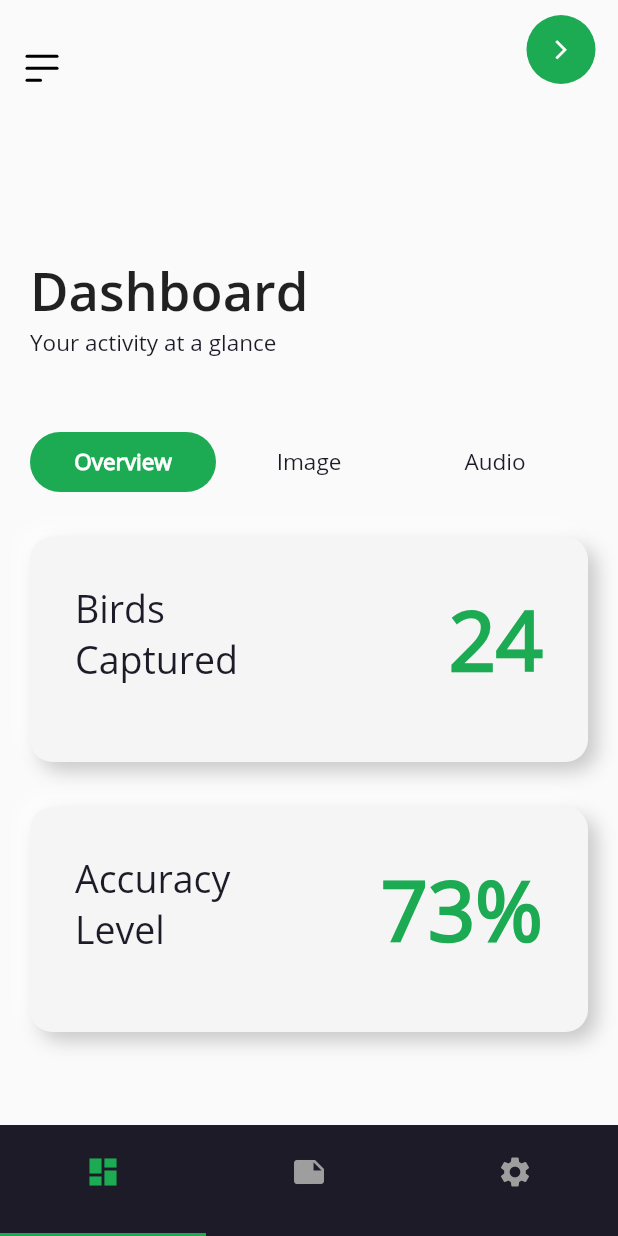
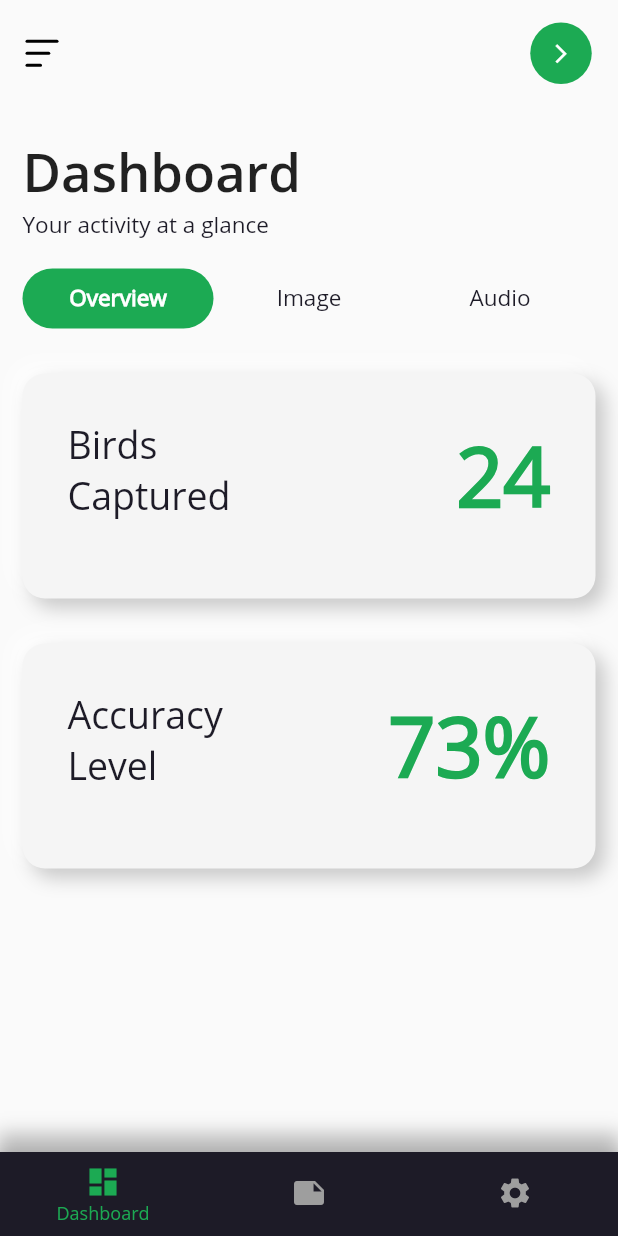
Before and after one commit to bot1001/AI-Birdie, a Flutter app: the SoftDashboard screen opened directly, on a phone screen of 412 x 824 dp. Run offline on Flutter 3.47's test engine with Material 2 defaults, Android fonts, the phone set to English and light mode, and no system bars; our stand-ins replace audioplayers, camera, datetime_picker_formfield, file_picker, font_awesome_flutter, geolocator and 4 more; missing offline and left inert: flutter_animation_set, flutter_audio_recorder, flutter_email_sender, flutter_timer, grpc, protobuf.

Commit message:
Dashboard updated

```diff
--- a/lib/screens/chips/Image_chip.dart
+++ b/lib/screens/chips/Image_chip.dart
@@ -7,8 +7,36 @@ class ImageChip extends StatefulWidget {
 }
 
 class _ImageChipState extends State<ImageChip> {
+
+  var myList = [
+    '1',
+    '2',
+    '3',
+    '1',
+    '2',
+    '3',
+    '1',
+    '2',
+    '3',
+
+  ];
+
+
   @override
   Widget build(BuildContext context) {
-    return Container();
+    return Container(
+      child: ListView.builder(
+        shrinkWrap: true,
+        physics: NeverScrollableScrollPhysics(),
+        itemCount: myList.length,
+        itemBuilder: (BuildContext context, int index){
+          return ListTile(
+            leading: Text(myList[index]),
+            trailing: IconButton(icon: Icon(Icons.add), onPressed: ()=> print("asv $index")),
+          );
+        },
+
+      ),
+    );
   }
 }
--- a/lib/screens/dash.dart
+++ b/lib/screens/dash.dart
@@ -38,7 +38,7 @@ class _DashState extends State<Dash> with SingleTickerProviderStateMixin {
       crossAxisAlignment: CrossAxisAlignment.start,
       children: <Widget>[
         Padding(
-          padding: EdgeInsets.symmetric(vertical: 50),
+          padding: EdgeInsets.only(top: 20, bottom: 20),
           child: Column(
             crossAxisAlignment: CrossAxisAlignment.start,
             children: <Widget>[
--- a/lib/screens/history.dart
+++ b/lib/screens/history.dart
@@ -50,7 +50,7 @@ class _HistoryState extends State<History> {
       });
     });
 
-    print("\nInfos************");
+    // print("\nInfos************");
     for(String i in infos){
       print(i);
     }
--- a/lib/screens/soft_dashboard.dart
+++ b/lib/screens/soft_dashboard.dart
@@ -5,8 +5,6 @@ import 'package:aibirdie/screens/settings.dart';
 import 'package:flutter/gestures.dart';
 import 'package:flutter/material.dart';
 import 'package:aibirdie/screens/landing_page.dart';
-// import 'package:font_awesome_flutter/font_awesome_flutter.dart';
-// import 'package:font_awesome_flutter/font_awesome_flutter.dart';
 
 final GlobalKey<ScaffoldState> _scaffoldKey = new GlobalKey<ScaffoldState>();
 
@@ -42,32 +40,18 @@ class _SoftDashboardState extends State<SoftDashboard>
   @override
   Widget build(BuildContext context) {
     return Scaffold(
-      appBar: PreferredSize(
-
-        preferredSize: Size.fromHeight(100),
-              child: AppBar(
-
-
+      appBar: AppBar(
         backgroundColor: Color(0xfffafafa),
-          // backgroundColor: Colors.red,
-          // bottom: PreferredSize(
-          //   child: Text("data"),
-          //   preferredSize: Size.fromHeight(50),
-
-          // ),
-
         elevation: 0.0,
+        leading: _menuButton(),
         actions: <Widget>[
           Padding(
-              padding: EdgeInsets.only(right: 10, top: 10),
+            padding: EdgeInsets.only(right: 10, top: 15),
             child: FloatingActionButton(
               elevation: 0.0,
-                  onPressed: () {
-                    // LandingPage
-                    LandingPage.controller.animateToPage(1,
+              onPressed: (() => LandingPage.controller.animateToPage(1,
                   duration: Duration(milliseconds: 300),
-                        curve: Curves.easeInOut);
-                  },
+                  curve: Curves.easeInOut)),
               backgroundColor: softGreen,
               child: Icon(
                 Icons.arrow_forward_ios,
@@ -76,16 +60,129 @@ class _SoftDashboardState extends State<SoftDashboard>
             ),
           )
         ],
-          leading: Padding(
-            padding: EdgeInsets.only(top: 35,),
+      ),
+      key: _scaffoldKey,
+      drawer: Drawer(
+        child: Column(
+          children: <Widget>[
+            UserAccountsDrawerHeader(
+              // arrowColor: myGreen,
+              accountEmail: Text("email@xyz.com"),
+              accountName: Text("Jane Doe"),
+              currentAccountPicture: CircleAvatar(
+                backgroundColor: Colors.white,
+                child:
+                    Icon(Icons.account_circle, size: 70, color: Colors.green),
+              ),
+            ),
+
+
+          ],
+        )
+      ),
+      body: SafeArea(
+        child: SingleChildScrollView(
+          child: Padding(
+            padding: EdgeInsets.all(15.0),
+            child: _pages[_selectedPage],
+          ),
+        ),
+      ),
+      bottomNavigationBar: Container(
+          decoration: BoxDecoration(
+            // borderRadius: BorderRadius.vertical(top: Radius.circular(20)),
+            boxShadow: [
+              BoxShadow(
+                color: Colors.black26,
+                blurRadius: 10.0,
+                spreadRadius: 2.0,
+                offset: Offset(
+                  0.0, // horizontal, move right 10
+                  -10.0, // vertical, move down 10
+                ),
+              ),
+            ],
+            // color: darkPurple,
+          ),
+
+/*
+
+TabBar(
+          indicatorColor: softGreen,
+          // indicator: CircleTabIndicator(color: softGreen, radius: 3),
+          onTap: (index) {
+            setState(() {
+              _selectedPage = index;
+            });
+          },
+
+          unselectedLabelColor: Colors.grey,
+          labelColor: softGreen,
+          controller: controller,
+          tabs: <Widget>[
+            Tab(
+              icon: Icon(Icons.dashboard),
+              text: "Dashboard",
+            ),
+            Tab(
+              icon: Icon(Icons.note),
+              text: "Notes",
+              // child: SizedBox(height: currentTabIndex == 1 ? 10 : 0,),
+            ),
+            Tab(
+              icon: Icon(Icons.settings),
+              text: "Settings",
+              // child: SizedBox(height: currentTabIndex == 2 ? 10 : 0,),
+            ),
+          ],
+        ),
+
+
+
+
+
+*/
+
+          child: BottomNavigationBar(
+            backgroundColor: darkPurple,
+            selectedItemColor: softGreen,
+            selectedLabelStyle: level2softg.copyWith(fontSize: 12),
+            // selectedIconTheme: IconThemeData(size: 25),
+            currentIndex: _selectedPage,
+            showUnselectedLabels: false,
+            unselectedItemColor: Colors.grey,
+
+            onTap: (index) {
+              setState(() {
+                _selectedPage = index;
+              });
+            },
+
+            items: [
+              BottomNavigationBarItem(
+                icon: Icon(Icons.dashboard),
+                title: Text("Dashboard"),
+              ),
+              BottomNavigationBarItem(
+                icon: Icon(Icons.note),
+                title: Text("Notes"),
+              ),
+              BottomNavigationBarItem(
+                icon: Icon(Icons.settings),
+                title: Text("Settings"),
+              ),
+            ],
+          )),
+    );
+  }
+
+  Widget _menuButton() {
+    return Padding(
+      padding: EdgeInsets.only(
+        top: 15,
+      ),
       child: RawMaterialButton(
-              // padding: EdgeInsets.only(top: 20),
-              // elevation: 0.0,
-              // fillColor: Colors.green,
-              // color: Color(0xfffafafa),
-              onPressed: () {
-                _scaffoldKey.currentState.openDrawer();
-              },
+        onPressed: (() => _scaffoldKey.currentState.openDrawer()),
         child: Column(
             mainAxisAlignment: MainAxisAlignment.center,
             crossAxisAlignment: CrossAxisAlignment.start,
@@ -102,7 +199,7 @@ class _SoftDashboardState extends State<SoftDashboard>
               Container(
                 margin: EdgeInsets.only(bottom: 6.0),
                 height: 2.00,
-                      width: 22.00,
+                width: 16.5,
                 decoration: BoxDecoration(
                   color: Colors.black,
                   borderRadius: BorderRadius.circular(4.00),
@@ -118,107 +215,6 @@ class _SoftDashboardState extends State<SoftDashboard>
               ),
             ]),
       ),
-          ),
-
-          // backgroundColor: Color(0xfffafafa),
-        ),
-      ),
-      key: _scaffoldKey,
-      drawer: Drawer(
-        child: Container(
-          child: Center(child: Text("This is drawer")),
-        ),
-      ),
-      body: SafeArea(
-        child: Padding(
-          padding: EdgeInsets.all(20.0),
-          child: Column(
-            // mainAxisAlignment: MainAxisAlignment.spaceAround,
-            crossAxisAlignment: CrossAxisAlignment.start,
-            children: <Widget>[
-
-              _pages[_selectedPage],
-            ],
-          ),
-        ),
-      ),
-      bottomNavigationBar: Container(
-        // height: 70,
-        color: darkPurple,
-        child: TabBar(
-          indicatorColor: softGreen,
-          // dragStartBehavior: DragStartBehavior.start,
-          // indicator: CircleTabIndicator(color: softGreen, radius: 3),
-          onTap: (index) {
-            setState(() {
-              _selectedPage = index;
-            });
-          },
-
-          unselectedLabelColor: Colors.grey,
-          labelColor: softGreen,
-          controller: controller,
-          tabs: <Widget>[
-            Tab(
-              icon: Icon(Icons.dashboard),
-              child: SizedBox(
-                height: 0,
-              ),
-            ),
-            Tab(
-              icon: Icon(Icons.note),
-              child: SizedBox(
-                height: 0,
-              ),
-              // child: SizedBox(height: currentTabIndex == 1 ? 10 : 0,),
-            ),
-            Tab(
-              icon: Icon(Icons.settings),
-              child: SizedBox(
-                height: 0,
-              ),
-              // child: SizedBox(height: currentTabIndex == 2 ? 10 : 0,),
-            ),
-          ],
-        ),
-      ),
-
-      // Container(
-      //   height: 70,
-      //   child: BottomNavigationBar(
-      //       backgroundColor: darkPurple,
-      //       onTap: (int index) => setState(() => _selectedPage = index),
-      //       items: [
-      //         BottomNavigationBarItem(
-      //             icon: Icon(
-      //               Icons.dashboard,
-      //               color: _selectedPage == 0 ? softGreen : Colors.white,
-      //             ),
-      //             title: Text(
-      //               "•",
-      //               style: _selectedPage == 0 ? level2g : level1dp,
-      //             )),
-      //         BottomNavigationBarItem(
-      //             icon: Icon(
-      //               FontAwesomeIcons.stickyNote,
-      //               color: _selectedPage == 1 ? softGreen : Colors.white,
-      //             ),
-      //             title: Text(
-      //               "•",
-      //               style: _selectedPage == 1 ? level2g : level1dp,
-      //             )),
-      //         BottomNavigationBarItem(
-      //             icon: Icon(
-      //               Icons.settings,
-      //               color: _selectedPage == 2 ? softGreen : Colors.white,
-      //             ),
-      //             title: Text(
-      //               "•",
-      //               style: _selectedPage == 2 ? level2g : level1dp,
-      //             )),
-      //       ]
-      //   ),
-      // ),
     );
   }
 }
```
Lines whose indentation alone changed are shown as unchanged.
